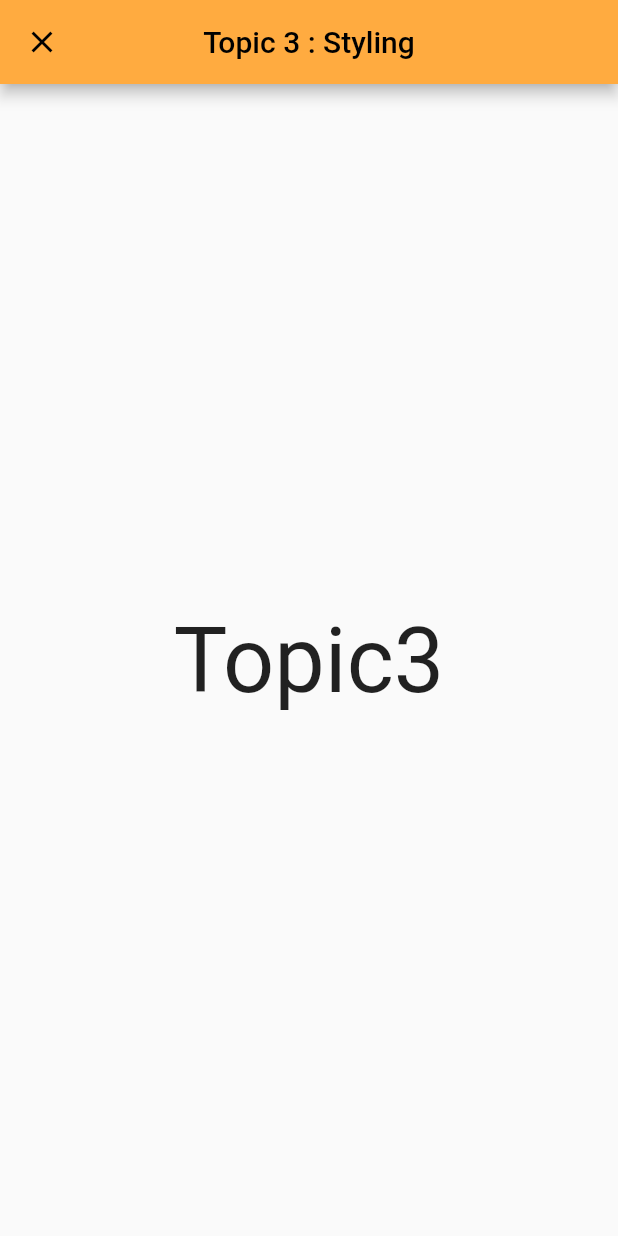
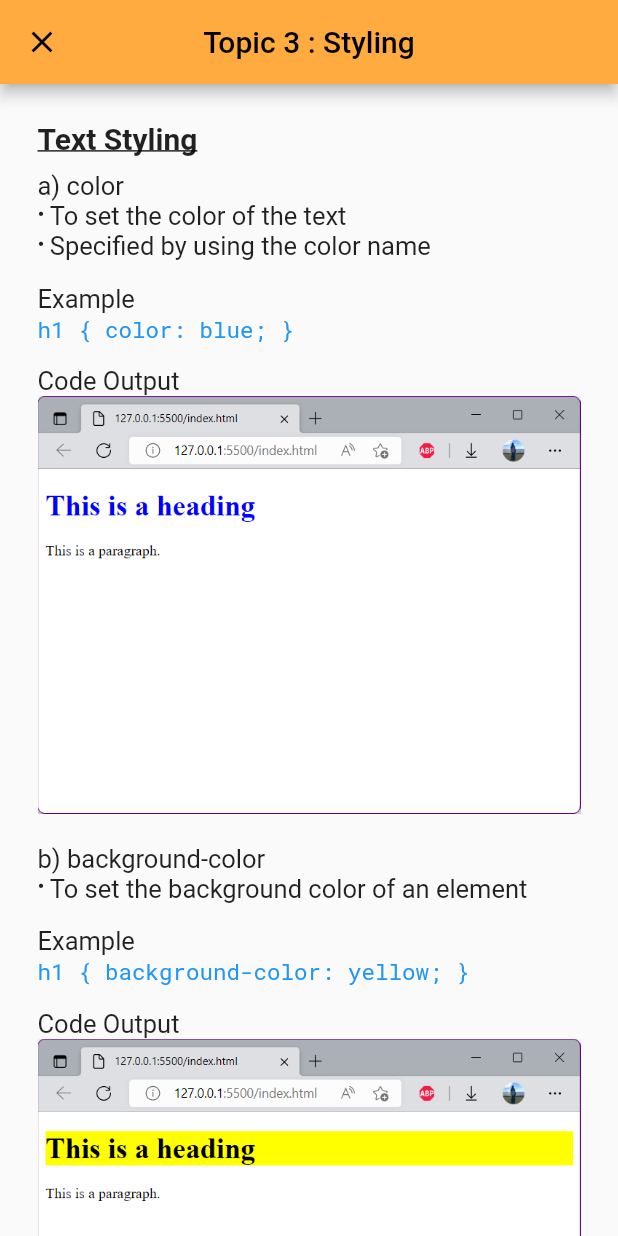
Before and after one commit to aisrha/cassco_app, a Flutter app: the Topic3Screen screen opened directly, on a phone screen of 412 x 824 dp. Run offline on Flutter 3.47's test engine with Material 2 defaults, Android fonts, the phone set to English and light mode, and no system bars; our stand-ins replace cloud_firestore, firebase_auth, firebase_core, fluttertoast, google_fonts; accounts and stored records are empty.

Commit message:
Update topic3_screen.dart
- unfinished

```diff
--- a/lib/screens/notes/topic3_screen.dart
+++ b/lib/screens/notes/topic3_screen.dart
@@ -1,4 +1,7 @@
+import 'dart:ui';
+
 import 'package:flutter/material.dart';
+import 'package:google_fonts/google_fonts.dart';
 
 class Topic3Screen extends StatefulWidget {
   Topic3Screen({Key? key}) : super(key: key);
@@ -10,19 +13,165 @@ class Topic3Screen extends StatefulWidget {
 class _Topic3ScreenState extends State<Topic3Screen> {
   @override
   Widget build(BuildContext context) {
+    // height spacer
+    spaceBetween(double val) {
+      return SizedBox(height: val);
+    }
+
+    // build image asset
+    buildImageAsset(String path) {
+      return SizedBox(
+        child: Image.asset(
+          path,
+          fit: BoxFit.contain,
+        ),
+      );
+    }
+
+    // build image asset with height
+    buildImageAssetHeight(double val, String path) {
+      return SizedBox(
+        height: val,
+        child: Image.asset(
+          path,
+          fit: BoxFit.contain,
+        ),
+      );
+    }
+
+    // build topic
+    buildTopic(String topic) {
+      return Text(
+        topic,
+        style: const TextStyle(
+          fontSize: 25,
+          fontWeight: FontWeight.bold,
+        ),
+      );
+    }
+
+    // build subtopic title
+    buildSubtopic(String subtopic) {
+      return Text(
+        subtopic,
+        style: const TextStyle(
+          fontSize: 20,
+          decoration: TextDecoration.underline,
+          fontWeight: FontWeight.bold,
+        ),
+      );
+    }
+
+    // build content
+    buildContent(String content) {
+      return Text(
+        content,
+        style: const TextStyle(fontSize: 17),
+      );
+    }
+
+    // build bullet points
+    buildBulletList(String content) {
+      return Row(
+        crossAxisAlignment: CrossAxisAlignment.start,
+        children: <Widget>[
+          Text("\u2022 "),
+          Expanded(
+            child: Text(
+              content,
+              style: const TextStyle(fontSize: 17),
+            ),
+          ),
+        ],
+      );
+    }
+
+    // build code
+    buildCode(String code) {
+      return Align(
+        alignment: Alignment.centerLeft,
+        child: Text(
+          code,
+          style: GoogleFonts.robotoMono(
+            textStyle: const TextStyle(
+              fontSize: 15,
+              color: Colors.blue,
+            ),
+          ),
+        ),
+      );
+    }
+
     return Scaffold(
       appBar: AppBar(
         leading: IconButton(
           onPressed: () {
             Navigator.pop(context);
           },
-          icon: Icon(Icons.close),
+          icon: const Icon(Icons.close),
         ),
-        title: Text('Topic 3 : Styling'),
+        title: const Text('Topic 3 : Styling'),
         backgroundColor: Colors.orangeAccent,
         centerTitle: true,
       ),
-      body: Center(child: Text("Topic3", style: TextStyle(fontSize: 60))),
+      body: ListView(
+        padding: const EdgeInsets.all(25),
+        children: <Widget>[
+          // --------------------------------------------------- Text Styling
+          buildSubtopic('Text Styling'),
+          spaceBetween(10),
+          buildContent('a) color'),
+          buildBulletList('To set the color of the text'),
+          buildBulletList('Specified by using the color name'),
+          spaceBetween(15),
+          buildContent('Example'),
+          buildCode('h1 { color: blue; }'),
+          spaceBetween(15),
+          buildContent('Code Output'),
+          buildImageAsset('assets/topic3pic01.png'),
+
+          spaceBetween(20),
+          buildContent('b) background-color'),
+          buildBulletList('To set the background color of an element'),
+          spaceBetween(15),
+          buildContent('Example'),
+          buildCode('h1 { background-color: yellow; }'),
+          spaceBetween(15),
+          buildContent('Code Output'),
+          buildImageAsset('assets/topic3pic02.png'),
+
+          spaceBetween(20),
+          buildContent('c) text-alignment'),
+          buildBulletList('To set the horizontal alignment of a text'),
+          spaceBetween(15),
+          buildContent('Example'),
+          buildCode('h1 { text-align: center; }'),
+          buildCode('h2 { text-align: left; }'),
+          buildCode('h3 { text-align: right; }'),
+          buildCode('p { text-align: justify; }'),
+          spaceBetween(15),
+          buildContent('Code Output'),
+          buildImageAsset('assets/topic3pic03.png'),
+
+          spaceBetween(20),
+          buildContent('d) text-transform'),
+          buildBulletList(
+              'To specify uppercase, lowercase or capitalization of first letter of each word letters in a text'),
+          spaceBetween(15),
+          buildContent('Example'),
+          buildCode('h1 { text-transform: uppercase; }'),
+          buildCode('h2 { text-transform: lowercase; }'),
+          buildCode('h3 { text-transform: capitalize; }'),
+          spaceBetween(15),
+          buildContent('Example body'),
+          buildImageAsset('assets/topic3pic04.png'),
+          spaceBetween(15),
+          buildContent('Code Output'),
+          buildImageAsset('assets/topic3pic05.png'),
+
+          spaceBetween(25),
+        ],
+      ),
     );
   }
 }
```
